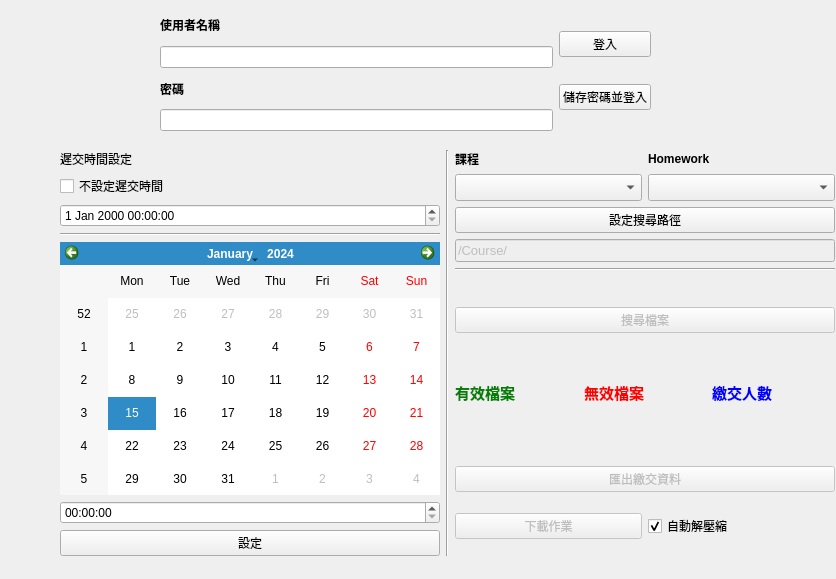
Above: ui.ui from EonianCoda/ncku_RLLab_hw_manager before the change. Below: the same form after it.
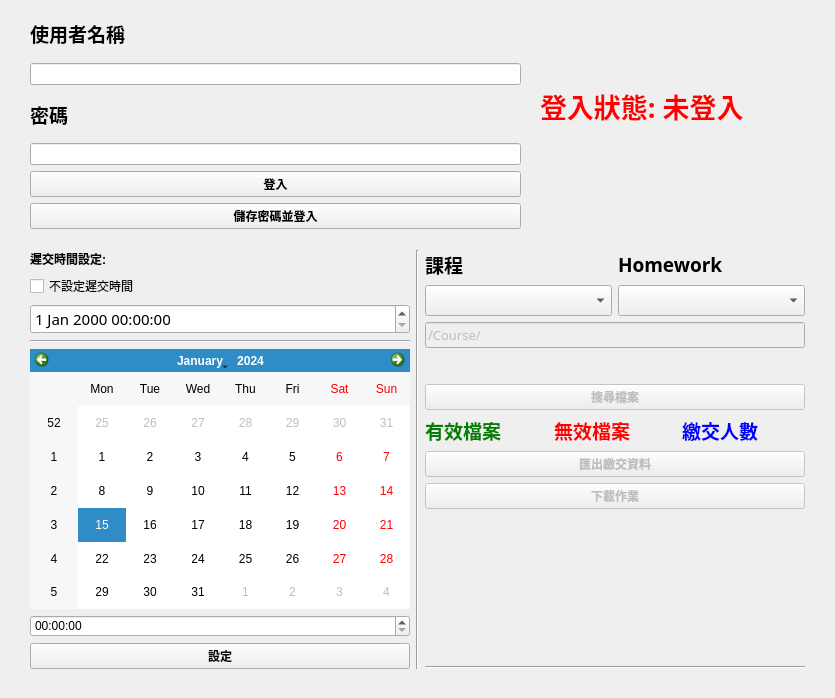
That is the form after the change. Icons and pictures are not drawn.

Diff of the .ui file:
```diff
--- a/ui.ui
+++ b/ui.ui
@@ -6,8 +6,8 @@
    <rect>
     <x>0</x>
     <y>0</y>
-    <width>836</width>
-    <height>579</height>
+    <width>835</width>
+    <height>698</height>
    </rect>
   </property>
   <property name="sizePolicy">
@@ -17,15 +17,31 @@
    </sizepolicy>
   </property>
   <property name="windowTitle">
-   <string>Form</string>
+   <string>Homework Downloader</string>
+  </property>
+  <property name="windowIcon">
+   <iconset>
+    <normaloff>UI_imgs/icon.png</normaloff>UI_imgs/icon.png</iconset>
+  </property>
+  <property name="styleSheet">
+   <string notr="true">QLabel
+{
+	font: 75 14pt &quot;微軟正黑體&quot;;
+	font-weight: bold;
+}
+QPushButton
+{
+	font: 75 10pt &quot;微軟正黑體&quot;;
+	font-weight: bold;
+}</string>
   </property>
   <widget class="QWidget" name="horizontalLayoutWidget_2">
    <property name="geometry">
     <rect>
-     <x>60</x>
-     <y>150</y>
+     <x>30</x>
+     <y>250</y>
      <width>775</width>
-     <height>406</height>
+     <height>419</height>
     </rect>
    </property>
    <layout class="QHBoxLayout" name="MainLayout">
@@ -34,19 +50,39 @@
       <item>
        <widget class="QLabel" name="label_3">
         <property name="text">
-         <string>遲交時間設定</string>
+         <string>遲交時間設定:</string>
         </property>
        </widget>
       </item>
       <item>
        <widget class="QCheckBox" name="not_use_delay_ckb">
+        <property name="styleSheet">
+         <string notr="true">QCheckBox{
+	font: 75 11pt &quot;微軟正黑體&quot;;
+}</string>
+        </property>
         <property name="text">
          <string>不設定遲交時間</string>
         </property>
        </widget>
       </item>
       <item>
-       <widget class="QDateTimeEdit" name="delay_time_show"/>
+       <widget class="QDateTimeEdit" name="delay_time_show">
+        <property name="font">
+         <font>
+          <family>微軟正黑體</family>
+          <pointsize>11</pointsize>
+          <weight>9</weight>
+          <italic>false</italic>
+          <bold>false</bold>
+         </font>
+        </property>
+        <property name="styleSheet">
+         <string notr="true">QDateTimeEdit{
+	font: 75 11pt &quot;微軟正黑體&quot;;
+}</string>
+        </property>
+       </widget>
       </item>
       <item>
        <widget class="Line" name="line">
@@ -59,7 +95,13 @@
        <widget class="QCalendarWidget" name="set_date"/>
       </item>
       <item>
-       <widget class="QTimeEdit" name="set_time"/>
+       <widget class="QTimeEdit" name="set_time">
+        <property name="styleSheet">
+         <string notr="true">QDateTimeEdit{
+	font: 75 11pt &quot;微軟正黑體&quot;;
+}</string>
+        </property>
+       </widget>
       </item>
       <item>
        <widget class="QPushButton" name="set_delay_time">
@@ -91,7 +133,10 @@
           </property>
           <property name="font">
            <font>
+            <family>微軟正黑體</family>
+            <pointsize>14</pointsize>
             <weight>75</weight>
+            <italic>false</italic>
             <bold>true</bold>
            </font>
           </property>
@@ -103,24 +148,6 @@
           </property>
          </widget>
         </item>
-        <item row="1" column="1">
-         <widget class="QComboBox" name="hw_selecter">
-          <property name="enabled">
-           <bool>true</bool>
-          </property>
-          <property name="sizePolicy">
-           <sizepolicy hsizetype="Preferred" vsizetype="Maximum">
-            <horstretch>0</horstretch>
-            <verstretch>0</verstretch>
-           </sizepolicy>
-          </property>
-          <property name="font">
-           <font>
-            <pointsize>12</pointsize>
-           </font>
-          </property>
-         </widget>
-        </item>
         <item row="0" column="0">
          <widget class="QLabel" name="course_label">
           <property name="sizePolicy">
@@ -131,7 +158,10 @@
           </property>
           <property name="font">
            <font>
+            <family>微軟正黑體</family>
+            <pointsize>14</pointsize>
             <weight>75</weight>
+            <italic>false</italic>
             <bold>true</bold>
            </font>
           </property>
@@ -143,6 +173,24 @@
           </property>
          </widget>
         </item>
+        <item row="1" column="1">
+         <widget class="QComboBox" name="hw_selecter">
+          <property name="enabled">
+           <bool>true</bool>
+          </property>
+          <property name="sizePolicy">
+           <sizepolicy hsizetype="Preferred" vsizetype="Maximum">
+            <horstretch>0</horstretch>
+            <verstretch>0</verstretch>
+           </sizepolicy>
+          </property>
+          <property name="font">
+           <font>
+            <pointsize>14</pointsize>
+           </font>
+          </property>
+         </widget>
+        </item>
         <item row="1" column="0">
          <widget class="QComboBox" name="course_selecter">
           <property name="sizePolicy">
@@ -153,7 +201,7 @@
           </property>
           <property name="font">
            <font>
-            <pointsize>12</pointsize>
+            <pointsize>14</pointsize>
            </font>
           </property>
           <property name="editable">
@@ -163,13 +211,6 @@
         </item>
        </layout>
       </item>
-      <item>
-       <widget class="QPushButton" name="set_search_path_btn">
-        <property name="text">
-         <string>設定搜尋路徑</string>
-        </property>
-       </widget>
-      </item>
       <item>
        <widget class="QLineEdit" name="search_path_show">
         <property name="enabled">
@@ -177,21 +218,24 @@
         </property>
         <property name="font">
          <font>
+          <family>微軟正黑體</family>
           <pointsize>10</pointsize>
+          <weight>9</weight>
+          <italic>false</italic>
+          <bold>false</bold>
          </font>
         </property>
+        <property name="styleSheet">
+         <string notr="true">QLineEdit
+{	
+	font: 75 10pt &quot;微軟正黑體&quot;;
+}</string>
+        </property>
         <property name="text">
          <string>/Course/</string>
         </property>
        </widget>
       </item>
-      <item>
-       <widget class="Line" name="line_2">
-        <property name="orientation">
-         <enum>Qt::Horizontal</enum>
-        </property>
-       </widget>
-      </item>
       <item>
        <layout class="QVBoxLayout" name="verticalLayout_5">
         <property name="topMargin">
@@ -213,10 +257,11 @@
            <widget class="QLabel" name="available_files_label">
             <property name="font">
              <font>
-              <pointsize>11</pointsize>
+              <family>微軟正黑體</family>
+              <pointsize>14</pointsize>
               <weight>75</weight>
+              <italic>false</italic>
               <bold>true</bold>
-              <underline>false</underline>
              </font>
             </property>
             <property name="styleSheet">
@@ -231,8 +276,10 @@
            <widget class="QLabel" name="unavailable_files_label">
             <property name="font">
              <font>
-              <pointsize>11</pointsize>
+              <family>微軟正黑體</family>
+              <pointsize>14</pointsize>
               <weight>75</weight>
+              <italic>false</italic>
               <bold>true</bold>
              </font>
             </property>
@@ -248,8 +295,10 @@
            <widget class="QLabel" name="submitted_student_num_label">
             <property name="font">
              <font>
-              <pointsize>11</pointsize>
+              <family>微軟正黑體</family>
+              <pointsize>14</pointsize>
               <weight>75</weight>
+              <italic>false</italic>
               <bold>true</bold>
              </font>
             </property>
@@ -292,16 +341,6 @@
                 </property>
                </widget>
               </item>
-              <item>
-               <widget class="QCheckBox" name="auto_unzip_ckb">
-                <property name="text">
-                 <string>自動解壓縮</string>
-                </property>
-                <property name="checked">
-                 <bool>true</bool>
-                </property>
-               </widget>
-              </item>
              </layout>
             </item>
            </layout>
@@ -310,6 +349,26 @@
         </item>
        </layout>
       </item>
+      <item>
+       <spacer name="verticalSpacer_2">
+        <property name="orientation">
+         <enum>Qt::Vertical</enum>
+        </property>
+        <property name="sizeHint" stdset="0">
+         <size>
+          <width>20</width>
+          <height>40</height>
+         </size>
+        </property>
+       </spacer>
+      </item>
+      <item>
+       <widget class="Line" name="line_2">
+        <property name="orientation">
+         <enum>Qt::Horizontal</enum>
+        </property>
+       </widget>
+      </item>
      </layout>
     </item>
    </layout>
@@ -317,10 +376,10 @@
   <widget class="QWidget" name="horizontalLayoutWidget">
    <property name="geometry">
     <rect>
-     <x>160</x>
+     <x>30</x>
      <y>10</y>
      <width>491</width>
-     <height>121</height>
+     <height>219</height>
     </rect>
    </property>
    <layout class="QHBoxLayout" name="LoginLayout">
@@ -330,7 +389,10 @@
        <widget class="QLabel" name="label">
         <property name="font">
          <font>
+          <family>微軟正黑體</family>
+          <pointsize>14</pointsize>
           <weight>75</weight>
+          <italic>false</italic>
           <bold>true</bold>
          </font>
         </property>
@@ -346,7 +408,10 @@
        <widget class="QLabel" name="label_2">
         <property name="font">
          <font>
+          <family>微軟正黑體</family>
+          <pointsize>14</pointsize>
           <weight>75</weight>
+          <italic>false</italic>
           <bold>true</bold>
          </font>
         </property>
@@ -362,28 +427,58 @@
         </property>
        </widget>
       </item>
-     </layout>
-    </item>
-    <item>
-     <layout class="QVBoxLayout" name="verticalLayout_2">
       <item>
-       <widget class="QPushButton" name="login_btn">
-        <property name="text">
-         <string>登入</string>
-        </property>
-       </widget>
-      </item>
-      <item>
-       <widget class="QPushButton" name="login_and_store_btn">
-        <property name="text">
-         <string>儲存密碼並登入</string>
-        </property>
-       </widget>
+       <layout class="QVBoxLayout" name="verticalLayout_2">
+        <item>
+         <widget class="QPushButton" name="login_btn">
+          <property name="text">
+           <string>登入</string>
+          </property>
+         </widget>
+        </item>
+        <item>
+         <widget class="QPushButton" name="login_and_store_btn">
+          <property name="text">
+           <string>儲存密碼並登入</string>
+          </property>
+         </widget>
+        </item>
+       </layout>
       </item>
      </layout>
     </item>
    </layout>
   </widget>
+  <widget class="QLabel" name="login_status_label">
+   <property name="geometry">
+    <rect>
+     <x>540</x>
+     <y>70</y>
+     <width>261</width>
+     <height>71</height>
+    </rect>
+   </property>
+   <property name="font">
+    <font>
+     <family>微軟正黑體</family>
+     <pointsize>20</pointsize>
+     <weight>75</weight>
+     <italic>false</italic>
+     <bold>true</bold>
+    </font>
+   </property>
+   <property name="styleSheet">
+    <string notr="true">QLabel
+{	
+	font: 75 20pt &quot;微軟正黑體&quot;;
+	font-weight:bold;
+	color: red;
+}</string>
+   </property>
+   <property name="text">
+    <string>登入狀態: 未登入</string>
+   </property>
+  </widget>
  </widget>
  <resources/>
  <connections/>
```
